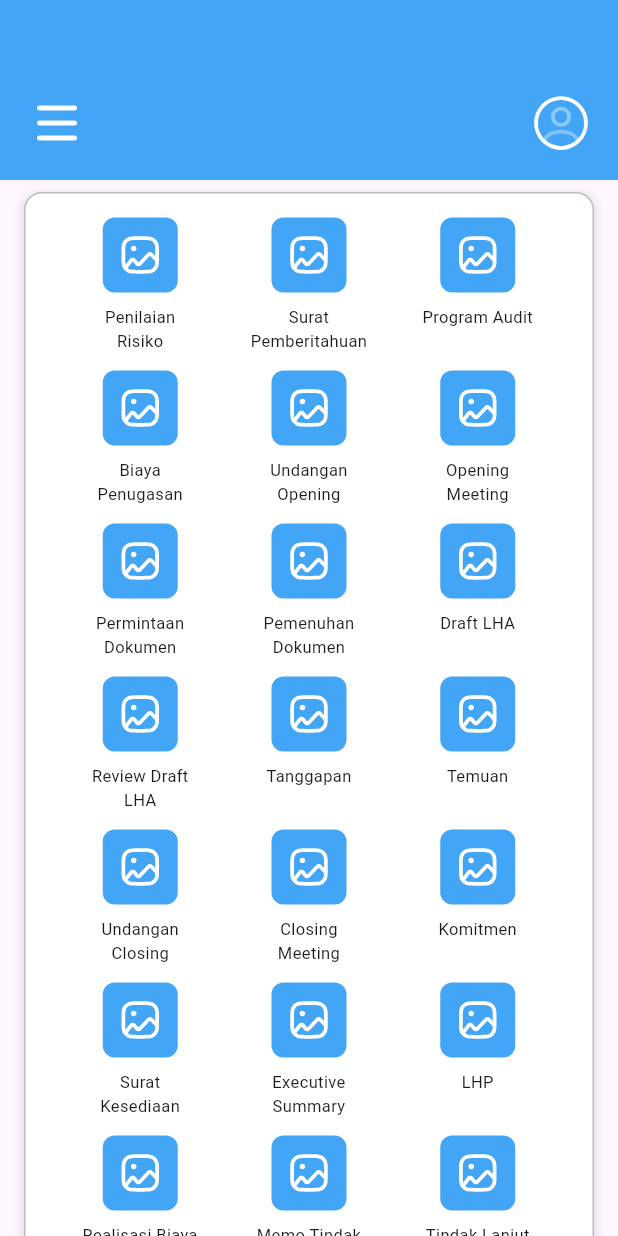
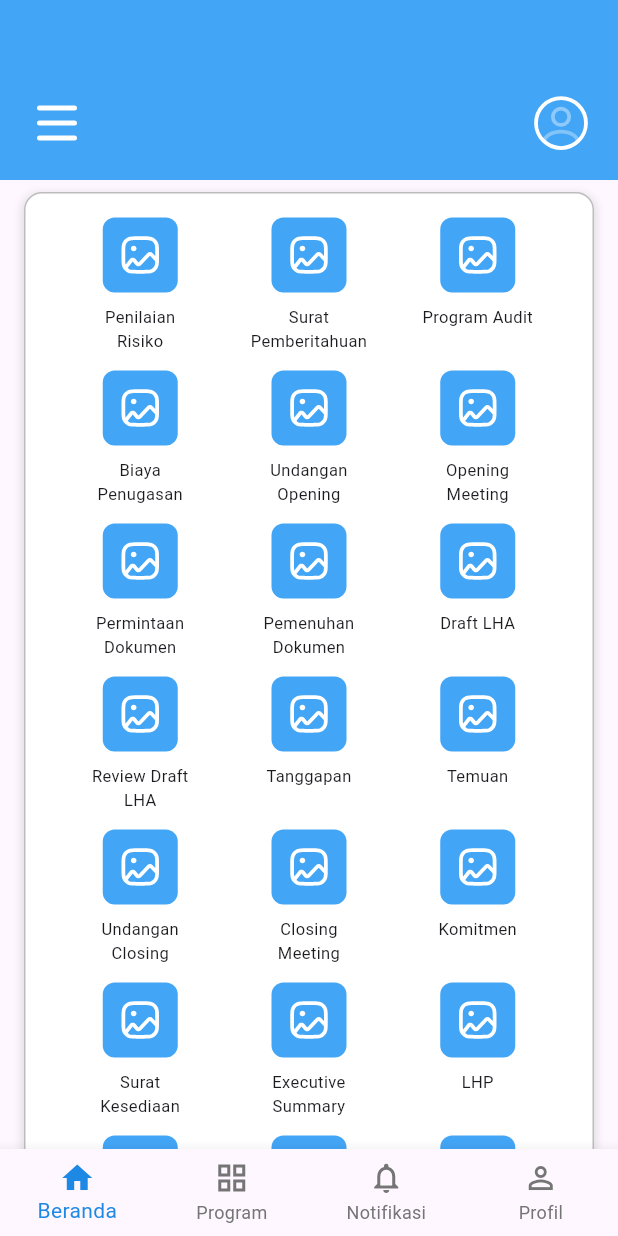
Before and after one commit to Choconut06/AuditApp_magang, a Flutter app: the HomePage screen opened directly, on a phone screen of 412 x 824 dp. Run offline on Flutter 3.47's test engine with Material 3 defaults, Android fonts, the phone set to English and light mode, and no system bars; our stand-ins replace carousel_slider, flutter_svg.

Commit message:
add navigation bar di homepage

```diff
--- a/lib/pages/homepage.dart
+++ b/lib/pages/homepage.dart
@@ -41,10 +41,10 @@ import 'package:audit_app_magang/pages/temuanpage.dart';
 import 'package:audit_app_magang/pages/undangan_closingpage.dart';
 import 'package:audit_app_magang/pages/closing_meetingpage.dart';
 import 'package:audit_app_magang/pages/komitmenpage.dart';
-
 import 'package:flutter/material.dart';
 import 'package:flutter_svg/flutter_svg.dart';
 import 'risk_assessment.dart';
+import 'package:audit_app_magang/widget/navbar.dart';
 
 class HomePage extends StatefulWidget {
   const HomePage({super.key});
@@ -57,6 +57,7 @@ class _HomePageState extends State<HomePage> {
   final GlobalKey<ScaffoldState> _scaffoldKey = GlobalKey<ScaffoldState>();
   List<MainMenuModel> mainMenu = [];
   List<ProgramKerjaModel> programKerja = [];
+  int _navIndex = 0; // index navbar
 
   @override
   void initState() {
@@ -69,7 +70,7 @@ class _HomePageState extends State<HomePage> {
     mainMenu = MainMenuModel.getMainMenu();
   }
 
-  void _getProgramKerja(){
+  void _getProgramKerja() {
     programKerja = ProgramKerjaModel.getProgramKerja();
   }
 
@@ -86,9 +87,7 @@ class _HomePageState extends State<HomePage> {
               padding: const EdgeInsets.symmetric(vertical: 8, horizontal: 16),
               child: Center(child: menuContainer()),
             ),
-            SizedBox(
-              height: 4,
-            ),
+            const SizedBox(height: 4),
             Padding(
               padding: const EdgeInsets.symmetric(vertical: 8, horizontal: 16),
               child: Container(
@@ -105,29 +104,25 @@ class _HomePageState extends State<HomePage> {
                   children: [
                     // Header
                     Container(
-                      decoration: BoxDecoration(
-                        // color: Colors.blue[200],
-                        borderRadius: const BorderRadius.vertical(top: Radius.circular(8)),
+                      decoration: const BoxDecoration(
+                        borderRadius: BorderRadius.vertical(
+                          top: Radius.circular(8),
+                        ),
                       ),
                       padding: const EdgeInsets.all(8),
                       alignment: Alignment.centerLeft,
-                      child: Column(
-                        crossAxisAlignment: CrossAxisAlignment.start,
-                        children: [
-                          Container(
+                      child: const Padding(
                         padding: EdgeInsets.only(left: 8),
                         child: Text(
                           "Program Kerja",
                           style: TextStyle(
                             fontWeight: FontWeight.w600,
-                                fontSize: 16
+                            fontSize: 16,
                           ),
                         ),
-                          )
-                        ],
                       ),
                     ),
-                    // isi card
+                    // Isi card
                     Padding(
                       padding: const EdgeInsets.all(8),
                       child: Wrap(
@@ -142,14 +137,17 @@ class _HomePageState extends State<HomePage> {
                                 case 'PKAT':
                                   Navigator.push(
                                     context,
-                                    MaterialPageRoute(builder: (context) => const PkatPage()),
+                                    MaterialPageRoute(
+                                      builder: (context) => const PkatPage(),
+                                    ),
                                   );
                                   break;
                                 case 'Rencana Biaya':
                                   Navigator.push(
                                     context,
                                     MaterialPageRoute(
-                                      builder: (context) => const RencanaBiayaPage(),
+                                      builder:
+                                          (context) => const RencanaBiayaPage(),
                                     ),
                                   );
                                   break;
@@ -157,14 +155,16 @@ class _HomePageState extends State<HomePage> {
                                   Navigator.push(
                                     context,
                                     MaterialPageRoute(
-                                      builder: (context) => const DokumenPkatPage(),
+                                      builder:
+                                          (context) => const DokumenPkatPage(),
                                     ),
                                   );
                                   break;
                                 default:
-                                  // fallback jika menu tidak ditemukan
                                   ScaffoldMessenger.of(context).showSnackBar(
-                                    const SnackBar(content: Text('Halaman belum tersedia')),
+                                    const SnackBar(
+                                      content: Text('Halaman belum tersedia'),
+                                    ),
                                   );
                               }
                             },
@@ -204,9 +204,37 @@ class _HomePageState extends State<HomePage> {
                 ),
               ),
             ),
-          ]
+          ],
         ),
-
+      ),
+      // NAVBAR tidak menutupi konten (Scaffold atur otomatis + SafeArea di widget)
+      bottomNavigationBar: CustomNavBar(
+        currentIndex: _navIndex,
+        onTap: (i) {
+          if (i == _navIndex) return;
+          setState(() => _navIndex = i);
+          switch (i) {
+            case 0:
+              // Beranda (stay di halaman ini)
+              break;
+            case 1:
+              Navigator.push(
+                context,
+                MaterialPageRoute(builder: (_) => const ProgramAuditPage()),
+              );
+              break;
+            case 2:
+              ScaffoldMessenger.of(context).showSnackBar(
+                const SnackBar(content: Text('Notifikasi coming soon')),
+              );
+              break;
+            case 3:
+              ScaffoldMessenger.of(context).showSnackBar(
+                const SnackBar(content: Text('Profil coming soon')),
+              );
+              break;
+          }
+        },
       ),
     );
   }
@@ -369,7 +397,6 @@ class _HomePageState extends State<HomePage> {
                     ),
                   );
                   break;
-                //Todo
                 case 'Surat Kesediaan':
                   Navigator.push(
                     context,
@@ -440,7 +467,6 @@ class _HomePageState extends State<HomePage> {
                     ),
                   );
                   break;
-                //todo
                 case 'Pengiriman':
                   Navigator.push(
                     context,
@@ -530,7 +556,6 @@ class _HomePageState extends State<HomePage> {
                     ),
                   );
                   break;
-                //awdawd
                 case 'Tanya Jawab':
                   Navigator.push(
                     context,
@@ -573,7 +598,6 @@ class _HomePageState extends State<HomePage> {
                   );
                   break;
                 default:
-                  // fallback jika menu tidak ditemukan
                   ScaffoldMessenger.of(context).showSnackBar(
                     const SnackBar(content: Text('Halaman belum tersedia')),
                   );
@@ -633,9 +657,7 @@ class _HomePageState extends State<HomePage> {
                   children: [
                     // Menu Button
                     GestureDetector(
-                      onTap: () {
-                        _scaffoldKey.currentState?.openDrawer();
-                      },
+                      onTap: () => _scaffoldKey.currentState?.openDrawer(),
                       child: Container(
                         padding: const EdgeInsets.all(8),
                         decoration: BoxDecoration(
@@ -650,7 +672,6 @@ class _HomePageState extends State<HomePage> {
                         ),
                       ),
                     ),
-
                     // Profile icon
                     Container(
                       padding: const EdgeInsets.all(8),
--- /dev/null
+++ b/lib/widget/navbar.dart
@@ -0,0 +1,49 @@
+import 'package:flutter/material.dart';
+
+class CustomNavBar extends StatelessWidget {
+  final int currentIndex;
+  final ValueChanged<int> onTap;
+
+  const CustomNavBar({
+    super.key,
+    required this.currentIndex,
+    required this.onTap,
+  });
+
+  @override
+  Widget build(BuildContext context) {
+    return SafeArea(
+      top: false,
+      child: BottomNavigationBar(
+        type: BottomNavigationBarType.fixed,
+        currentIndex: currentIndex,
+        onTap: onTap,
+        selectedItemColor: Colors.blue[600],
+        unselectedItemColor: Colors.grey[600],
+        showUnselectedLabels: true,
+        items: const [
+          BottomNavigationBarItem(
+            icon: Icon(Icons.home_outlined),
+            activeIcon: Icon(Icons.home),
+            label: 'Beranda',
+          ),
+          BottomNavigationBarItem(
+            icon: Icon(Icons.grid_view_outlined),
+            activeIcon: Icon(Icons.grid_view),
+            label: 'Program',
+          ),
+          BottomNavigationBarItem(
+            icon: Icon(Icons.notifications_outlined),
+            activeIcon: Icon(Icons.notifications),
+            label: 'Notifikasi',
+          ),
+          BottomNavigationBarItem(
+            icon: Icon(Icons.person_outline),
+            activeIcon: Icon(Icons.person),
+            label: 'Profil',
+          ),
+        ],
+      ),
+    );
+  }
+}
```
Also changed, not shown: pubspec.lock. Lines whose indentation alone changed are shown as unchanged.
